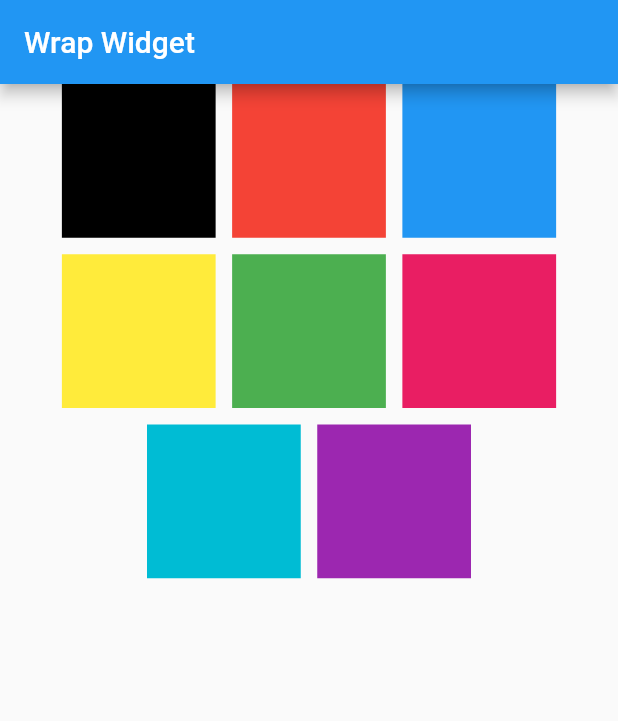
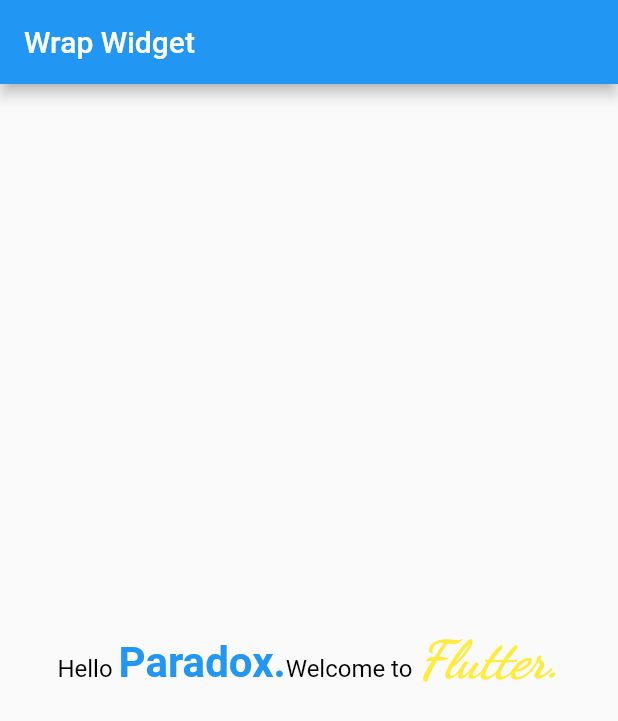
Before and after one commit to yasin9064/flutter_application_1, a Flutter app: the screen it shows after launch, on a phone screen of 412 x 824 dp. Shown: the top 721 px of the screen. Run offline on Flutter 3.47's test engine with Material 2 defaults, Android fonts, the phone set to English and light mode, and no system bars.

Commit message:
Learn about Rich Text.

```diff
--- a/lib/HomeScreen.dart
+++ b/lib/HomeScreen.dart
@@ -19,57 +19,20 @@ class _HomeScreenState extends State<HomeScreen> {
       appBar: AppBar(
         title: const Text("Wrap Widget"),
       ),
-      body: Container(
-        width: double.infinity,
-        child: Wrap(
-          direction: Axis.horizontal,
-          spacing: 11,
-          runSpacing: 11,
-          alignment: WrapAlignment.center,
-          children: [
-            Container(
-              width: 102.5,
-              height: 102.5,
-              color: Colors.black,
+      body: Center(
+        child: RichText(
+          text: TextSpan(
+            style: TextStyle(fontSize: 16,
+            color: Colors.black),
+            children: <TextSpan>[
+              TextSpan(text: 'Hello '),
+              TextSpan(text: 'Paradox.', style: TextStyle(fontSize: 28, fontWeight: FontWeight.bold, color: Colors.blue)),
+              TextSpan(text: 'Welcome to '),
+              TextSpan(text: 'Flutter.', style: TextStyle(color: Colors.yellow, fontSize: 35, fontStyle: FontStyle.italic, fontWeight: FontWeight.bold, fontFamily: 'DancingScript'))
+            ]
             ),
-            Container(
-              width: 102.5,
-              height: 102.5,
-              color: Colors.red,
             ),
-            Container(
-              width: 102.5,
-              height: 102.5,
-              color: Colors.blue,
-            ),
-            Container(
-              width: 102.5,
-              height: 102.5,
-              color: Colors.yellow,
-            ),
-            Container(
-              width: 102.5,
-              height: 102.5,
-              color: Colors.green,
-            ),
-            Container(
-              width: 102.5,
-              height: 102.5,
-              color: Colors.pink,
-            ),
-            Container(
-              width: 102.5,
-              height: 102.5,
-              color: Colors.cyan,
-            ),
-            Container(
-              width: 102.5,
-              height: 102.5,
-              color: Colors.purple,
-            ),
-          ],
-          ),
-      )
+        ),
     );
   }
 }
```
